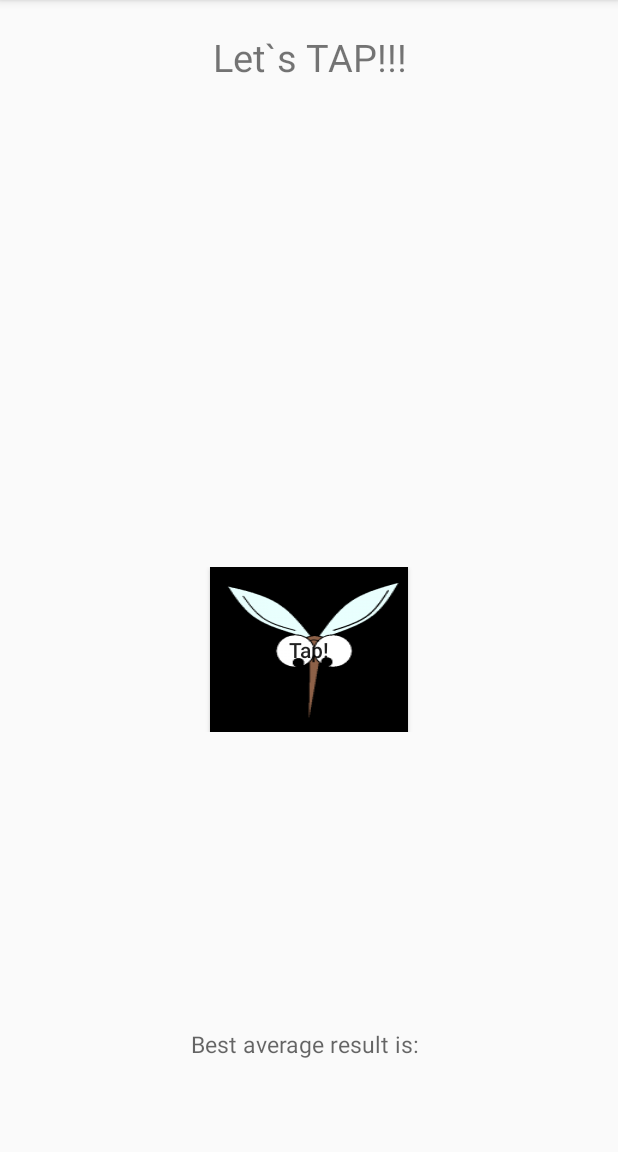
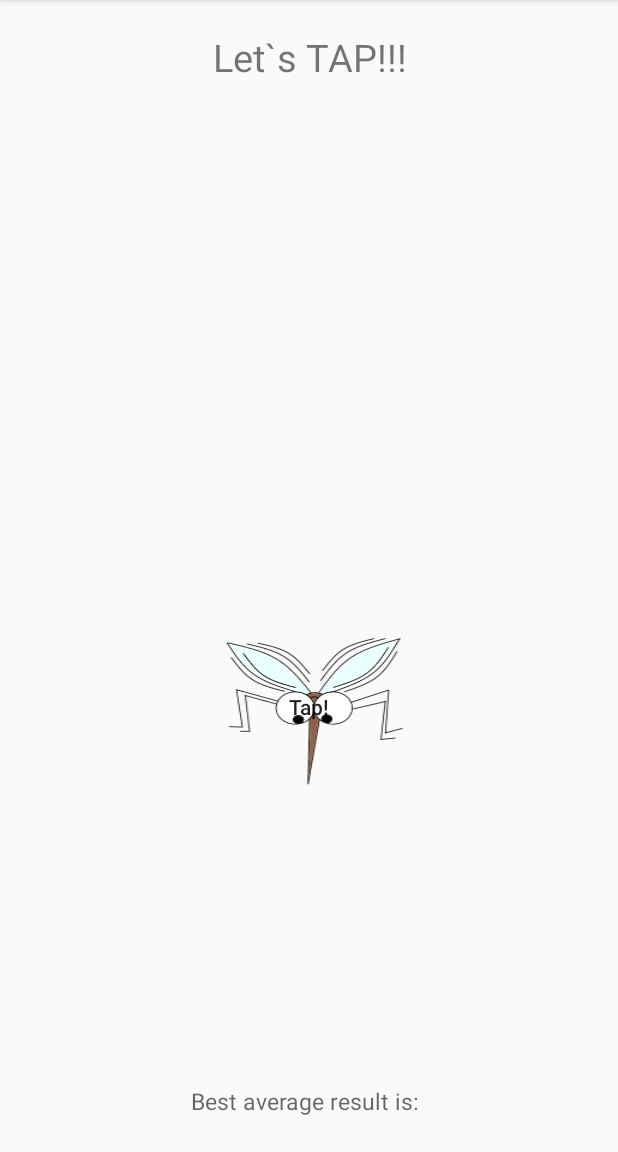
Before and after one commit to Ivanich85/TapReaction, an Android app: the screen it shows after launch (GameActivity), on a phone screen of 412 x 824 dp, the part 84-1236 px from its top. Run offline under Robolectric (Android 15) with nearby library versions, the phone set to English and light mode, and no system bars.

```diff
--- a/app/src/main/res/layout/activity_game.xml
+++ b/app/src/main/res/layout/activity_game.xml
@@ -4,7 +4,6 @@
     xmlns:tools="http://schemas.android.com/tools"
     android:layout_width="match_parent"
     android:layout_height="match_parent"
-    xmlns:app="http://schemas.android.com/apk/res-auto"
     android:orientation="vertical"
     android:gravity="center"
     tools:context="com.dmitriev.ivan.tapreaction.GameActivity"
@@ -23,7 +22,7 @@
         android:layout_width="match_parent"
         android:layout_height="0dp"
         android:gravity="center"
-        android:layout_weight="6"
+        android:layout_weight="7"
         android:orientation="vertical">
 
         <LinearLayout
@@ -147,7 +146,7 @@
     <LinearLayout
         android:layout_width="match_parent"
         android:layout_height="0dp"
-        android:layout_weight="3"
+        android:layout_weight="2"
         android:orientation="vertical"
         android:gravity="center">
 
```
Also changed, not shown: app/src/main/res/drawable-hdpi-v11/mosquito.png, app/src/main/res/drawable-hdpi-v9/mosquito.png, app/src/main/res/drawable-hdpi/mosquito.png, app/src/main/res/drawable-mdpi-v11/mosquito.png, app/src/main/res/drawable-mdpi-v9/mosquito.png, app/src/main/res/drawable-mdpi/mosquito.png, app/src/main/res/drawable-xhdpi-v11/mosquito.png, app/src/main/res/drawable-xhdpi-v9/mosquito.png, app/src/main/res/drawable-xhdpi/mosquito.png, app/src/main/res/drawable-xxhdpi-v11/mosquito.png, app/src/main/res/drawable-xxhdpi-v9/mosquito.png, app/src/main/res/drawable-xxhdpi/mosquito.png.
